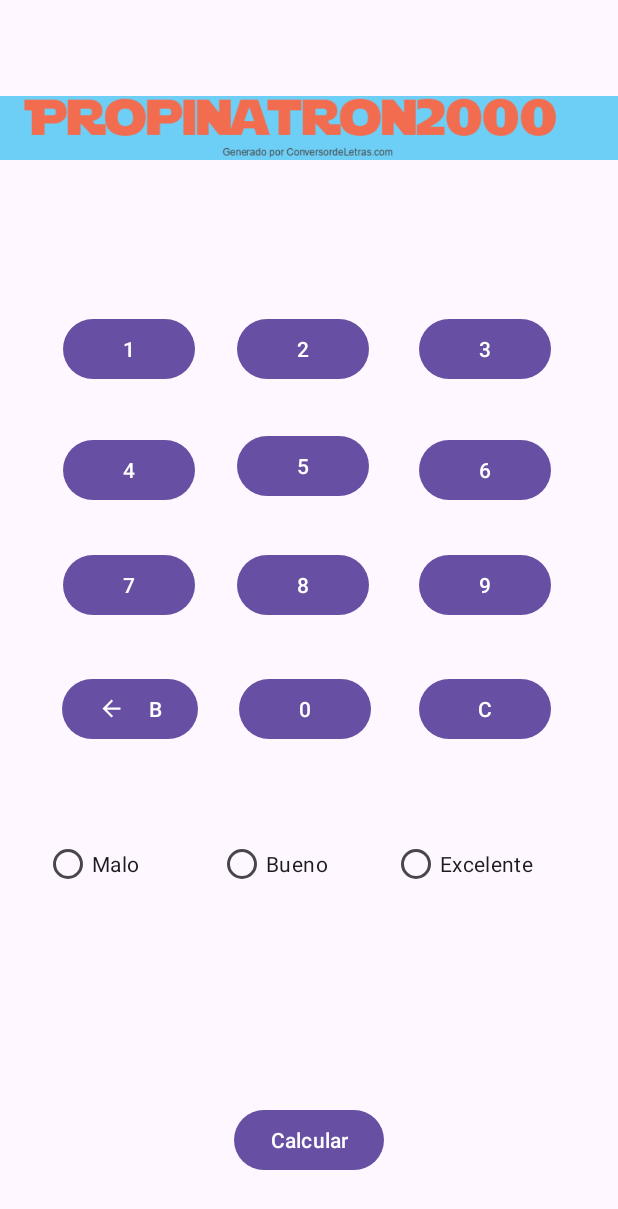
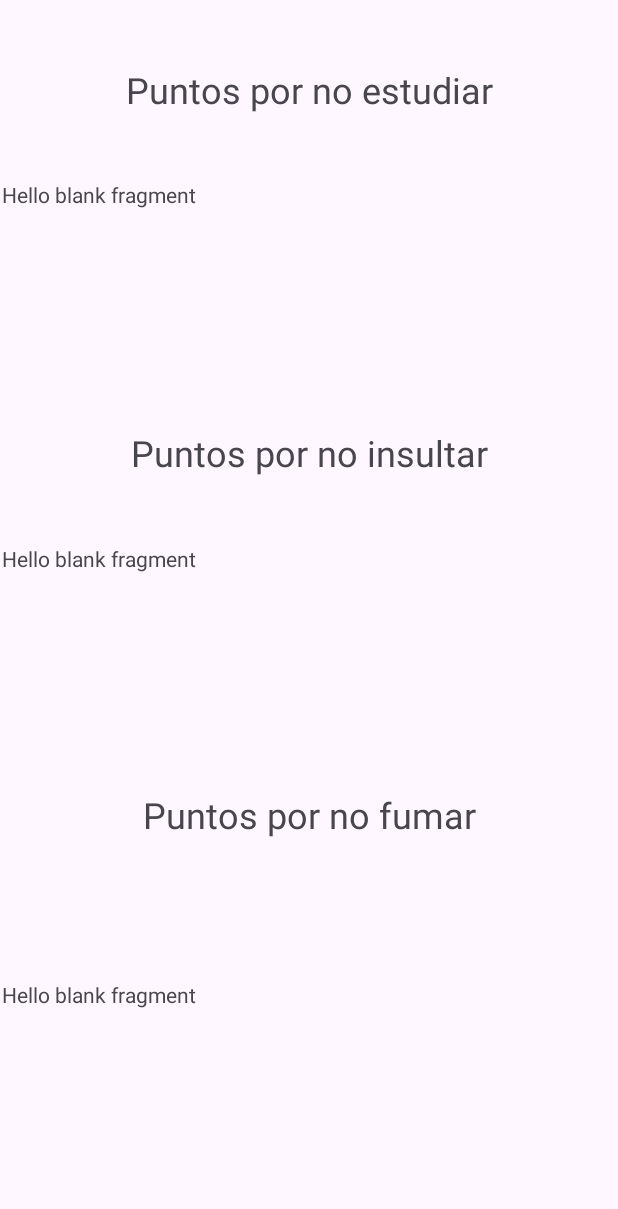
Before and after one commit to WINDOWEXPRESS/ASPracticas, an Android app: the screen it shows after launch (Propinatron2000 before the commit, ContadorConFragment after it), on a phone screen of 412 x 824 dp. Shown: the top 1209 px of the screen. Run offline under Robolectric (Android 15) with nearby library versions, the phone set to English and light mode, and no system bars.

Commit message:
Arreglar pantalla blanca movil en insti

```diff
--- a/app/src/main/res/layout/u4a1_contador_con_fragment.xml
+++ b/app/src/main/res/layout/u4a1_contador_con_fragment.xml
@@ -6,4 +6,64 @@
     android:layout_height="match_parent"
     tools:context=".ut04.ContadorConFragment">
 
+    <TextView
+        android:id="@+id/u4a1_tView_noEstudiar"
+        android:layout_width="409dp"
+        android:layout_height="120dp"
+        android:gravity="center|center_horizontal"
+        android:text="Puntos por no estudiar"
+        android:textSize="24sp"
+        app:layout_constraintEnd_toEndOf="parent"
+        app:layout_constraintStart_toStartOf="parent"
+        app:layout_constraintTop_toTopOf="parent" />
+
+    <androidx.fragment.app.FragmentContainerView
+        android:id="@+id/u4a1_fCView_noEstudiar"
+        android:name="com.example.aspracticas.ut04.ContadorFragment"
+        android:layout_width="409dp"
+        android:layout_height="121dp"
+        app:layout_constraintEnd_toEndOf="parent"
+        app:layout_constraintStart_toStartOf="parent"
+        app:layout_constraintTop_toBottomOf="@+id/u4a1_tView_noEstudiar" />
+
+    <androidx.fragment.app.FragmentContainerView
+        android:id="@+id/u4a1_fCView_noInsultar"
+        android:name="com.example.aspracticas.ut04.ContadorFragment"
+        android:layout_width="409dp"
+        android:layout_height="120dp"
+        app:layout_constraintEnd_toEndOf="parent"
+        app:layout_constraintStart_toStartOf="parent"
+        app:layout_constraintTop_toBottomOf="@+id/u4a1_tView_noInsultar" />
+
+    <TextView
+        android:id="@+id/u4a1_tView_noInsultar"
+        android:layout_width="409dp"
+        android:layout_height="121dp"
+        android:gravity="center|center_horizontal"
+        android:text="Puntos por no insultar"
+        android:textSize="24sp"
+        app:layout_constraintEnd_toEndOf="parent"
+        app:layout_constraintStart_toStartOf="parent"
+        app:layout_constraintTop_toBottomOf="@+id/u4a1_fCView_noEstudiar" />
+
+    <TextView
+        android:id="@+id/u4a1_tView_noFumar"
+        android:layout_width="409dp"
+        android:layout_height="121dp"
+        android:gravity="center|center_horizontal"
+        android:text="Puntos por no fumar"
+        android:textSize="24sp"
+        app:layout_constraintEnd_toEndOf="parent"
+        app:layout_constraintStart_toStartOf="parent"
+        app:layout_constraintTop_toBottomOf="@+id/u4a1_fCView_noInsultar" />
+
+    <androidx.fragment.app.FragmentContainerView
+        android:id="@+id/u4a1_fCView_nofumar"
+        android:name="com.example.aspracticas.ut04.ContadorFragment"
+        android:layout_width="409dp"
+        android:layout_height="121dp"
+        app:layout_constraintBottom_toBottomOf="parent"
+        app:layout_constraintEnd_toEndOf="parent"
+        app:layout_constraintStart_toStartOf="parent"
+        app:layout_constraintTop_toBottomOf="@+id/u4a1_tView_noFumar" />
 </androidx.constraintlayout.widget.ConstraintLayout>
```
Also changed, not shown: app/src/main/AndroidManifest.xml (+18 -18 lines).
